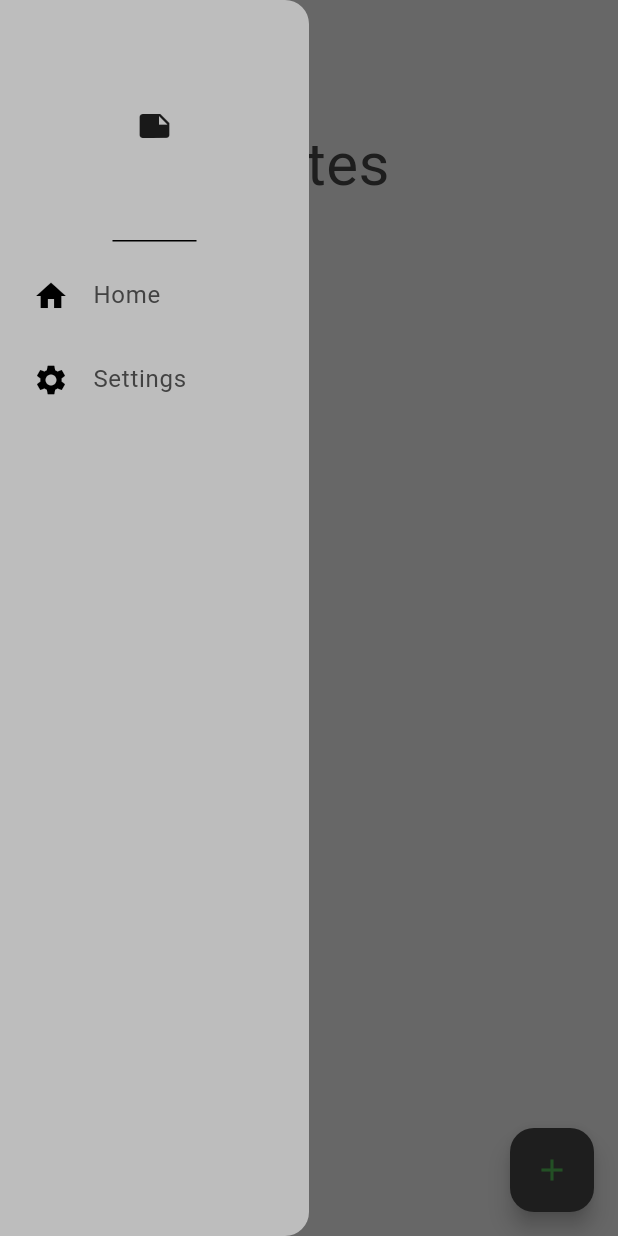
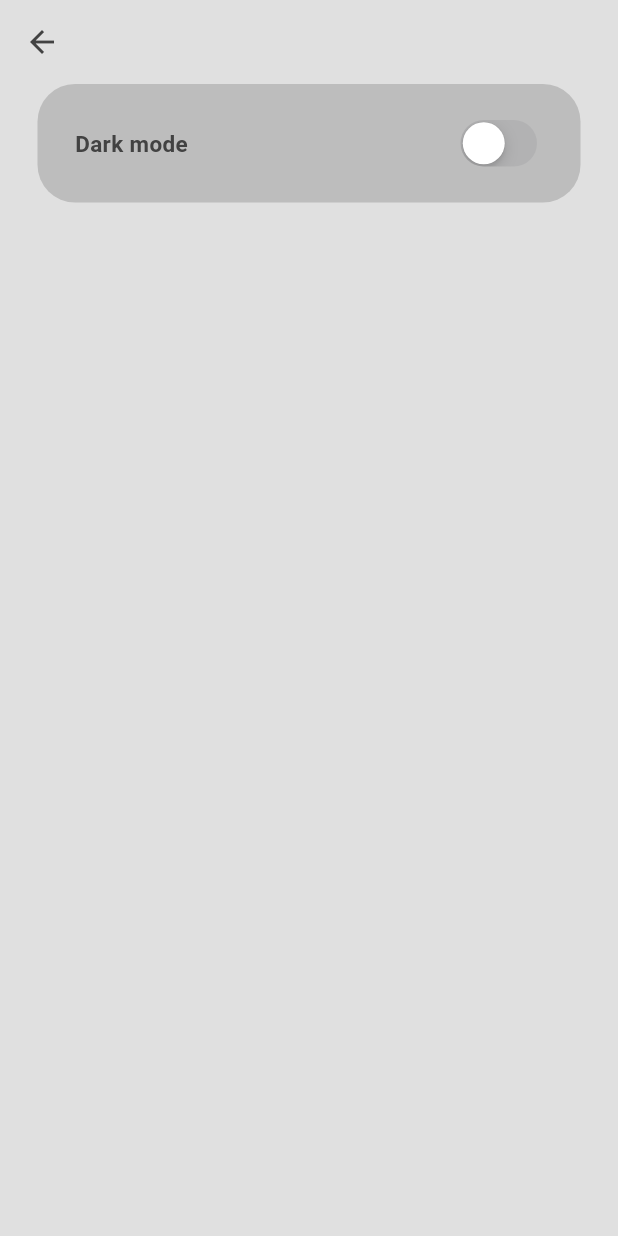
Before and after one commit to Andrei-Geana/NotesApp, a Flutter app: the screen it shows after launch, in the side drawer, after a tap on "Settings", on a phone screen of 412 x 824 dp. Run offline on Flutter 3.47's test engine with Material 3 defaults, Android fonts, the phone set to English and light mode, and no system bars; our stand-ins replace isar; accounts and stored records are empty; generated files the repository leaves out were written again.

Commit message:
Implement settings page.
-Add settings page.
-Implement feature to enable/disable dark theme.
-Implement theme switch to status bar.

```diff
--- a/notes_app/lib/components/custom_drawer/custom_drawer.dart
+++ b/notes_app/lib/components/custom_drawer/custom_drawer.dart
@@ -1,5 +1,6 @@
 import 'package:flutter/material.dart';
 import 'package:notes_app/components/custom_drawer/drawer_tile.dart';
+import 'package:notes_app/pages/settings_page.dart';
 
 class CustomDrawer extends StatelessWidget {
   const CustomDrawer({super.key});
@@ -12,7 +13,7 @@ class CustomDrawer extends StatelessWidget {
 
     return Drawer(
         width: drawerWidth,
-        backgroundColor: Theme.of(context).colorScheme.secondary,
+        backgroundColor: Theme.of(context).colorScheme.surface,
         child: Column(
           children: [
             const DrawerHeader(child: Icon(Icons.note)),
@@ -24,7 +25,14 @@ class CustomDrawer extends StatelessWidget {
             DrawerTile(
               title: 'Settings',
               leading: const Icon(Icons.settings),
-              onTap: () {},
+              onTap: () {
+                //Navigator.pop(context);
+                Navigator.push(
+                  context,
+                  MaterialPageRoute(
+                    builder: (context) => const SettingsPage())
+                );
+              },
             ),
           ],
         ));
--- a/notes_app/lib/pages/notes_page.dart
+++ b/notes_app/lib/pages/notes_page.dart
@@ -3,6 +3,7 @@ import 'package:flutter/services.dart';
 import 'package:notes_app/components/custom_drawer/custom_drawer.dart';
 import 'package:notes_app/models/note.dart';
 import 'package:notes_app/models/note_database.dart';
+import 'package:notes_app/theme/theme_provider.dart';
 import 'package:provider/provider.dart';
 
 class NotesPage extends StatefulWidget {
@@ -98,11 +99,12 @@ class _NotesPageState extends State<NotesPage> {
 
     return Scaffold(
         appBar: AppBar(
-          systemOverlayStyle: SystemUiOverlayStyle.dark,
           elevation: 0,
           backgroundColor: Colors.transparent,
           foregroundColor: Theme.of(context).colorScheme.inversePrimary,
-
+          systemOverlayStyle: Provider.of<ThemeProvider>(context, listen: false).isDarkMode
+            ? SystemUiOverlayStyle.light
+            : SystemUiOverlayStyle.dark,
         ),
         backgroundColor: Theme.of(context).colorScheme.surface,
         floatingActionButton: FloatingActionButton(
--- /dev/null
+++ b/notes_app/lib/pages/settings_page.dart
@@ -0,0 +1,47 @@
+import 'package:flutter/cupertino.dart';
+import 'package:flutter/material.dart';
+import 'package:flutter/services.dart';
+import 'package:notes_app/theme/theme_provider.dart';
+import 'package:provider/provider.dart';
+
+class SettingsPage extends StatelessWidget{
+  const SettingsPage({super.key});
+
+  @override
+  Widget build(BuildContext context) {
+    return Scaffold(
+      backgroundColor: Theme.of(context).colorScheme.surface,
+      appBar: AppBar(
+        elevation: 0,
+        backgroundColor: Colors.transparent,
+        foregroundColor: Theme.of(context).colorScheme.inversePrimary,
+        systemOverlayStyle: Provider.of<ThemeProvider>(context, listen: false).isDarkMode
+            ? SystemUiOverlayStyle.light
+            : SystemUiOverlayStyle.dark,
+      ),
+      body: Container(
+        decoration: BoxDecoration(
+          color: Theme.of(context).colorScheme.secondary,
+          borderRadius: BorderRadius.circular(25)
+        ),
+        padding: const EdgeInsets.symmetric(vertical: 20, horizontal: 25),
+        margin: const EdgeInsets.only(left: 25, right: 25),
+        child: Row(
+          mainAxisAlignment: MainAxisAlignment.spaceBetween,
+          children: [
+            Text('Dark mode',
+            style: TextStyle(
+              fontSize: 15,
+              fontWeight: FontWeight.bold,
+              color: Theme.of(context).colorScheme.inversePrimary
+            )
+            ),
+
+            CupertinoSwitch(value: Provider.of<ThemeProvider>(context, listen: false).isDarkMode,
+            onChanged: (value) => Provider.of<ThemeProvider>(context, listen: false).toggleTheme())
+          ],
+          ),
+      )
+    );
+  }
+}
--- a/notes_app/lib/theme/theme_provider.dart
+++ b/notes_app/lib/theme/theme_provider.dart
@@ -19,5 +19,6 @@ class ThemeProvider with ChangeNotifier {
     } else {
       themeData = lightMode;
     }
+    notifyListeners();
   }
 }
```
